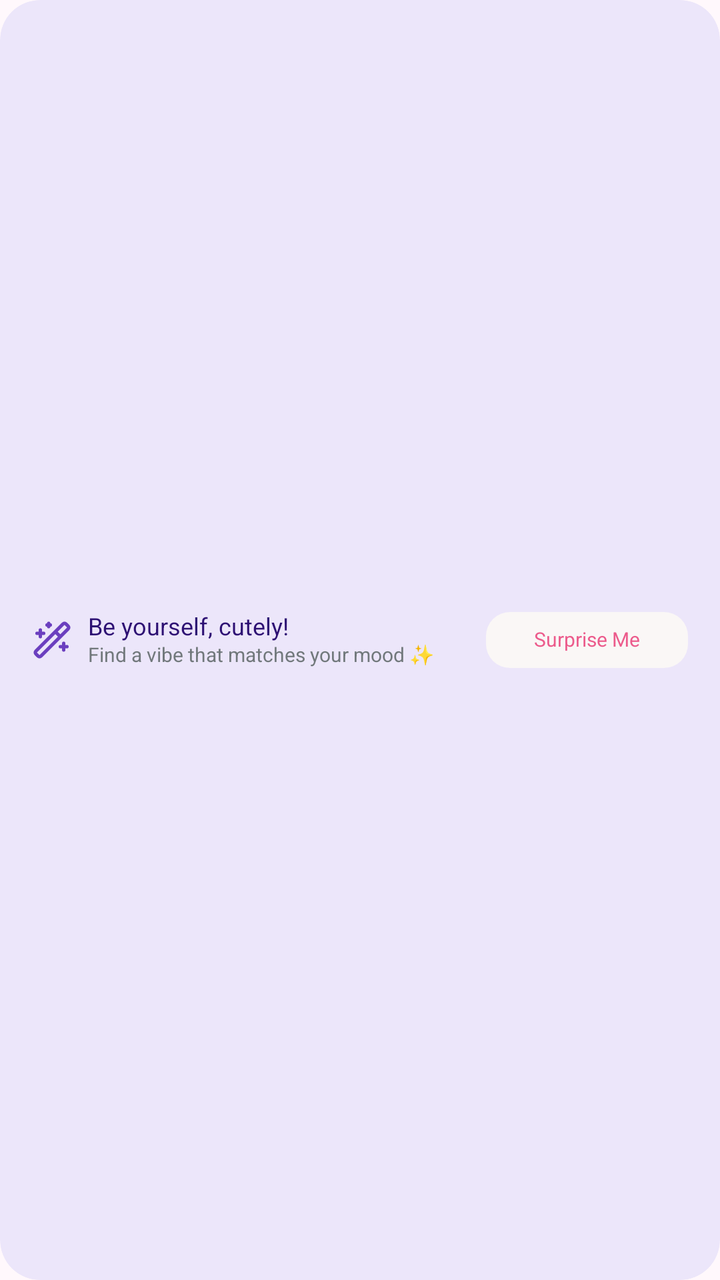
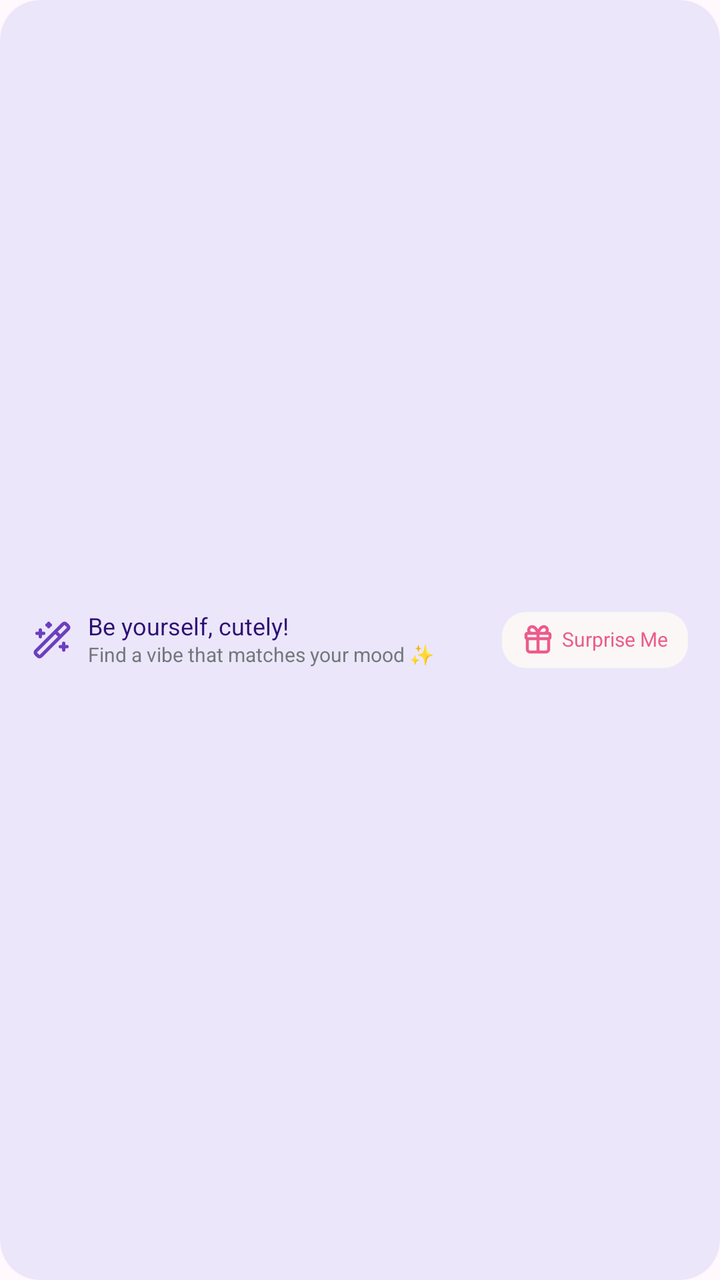

An Android layout rendered at two revisions. The XML below is the earlier revision; the diff shows what the commit changed to produce the second picture.
<!-- AndroidManifest.xml: application theme Theme.CuteWallpaper -->
<!-- res/layout/item_profile_banner.xml -->
<?xml version="1.0" encoding="utf-8"?>
<com.google.android.material.card.MaterialCardView xmlns:android="http://schemas.android.com/apk/res/android"
    xmlns:app="http://schemas.android.com/apk/res-auto"
    android:layout_width="match_parent"
    android:layout_height="51dp"
    app:cardBackgroundColor="@color/secondary_100"
    app:cardCornerRadius="20dp"
    app:cardElevation="0dp"
    app:strokeWidth="0dp">

    <LinearLayout
        android:layout_width="match_parent"
        android:layout_height="match_parent"
        android:gravity="center_vertical"
        android:orientation="horizontal"
        android:paddingHorizontal="16dp"
        android:paddingVertical="10dp">

        <ImageView
            android:layout_width="20dp"
            android:layout_height="20dp"
            android:importantForAccessibility="no"
            android:src="@drawable/ic_wand" />

        <LinearLayout
            android:layout_width="0dp"
            android:layout_height="wrap_content"
            android:layout_marginStart="8dp"
            android:layout_marginEnd="8dp"
            android:layout_weight="1"
            android:orientation="vertical">

            <TextView
                style="@style/Label12B"
                android:layout_width="match_parent"
                android:layout_height="wrap_content"
                android:text="@string/profile_banner_title"
                android:textColor="@color/secondary_800" />

            <TextView
                style="@style/Label10R"
                android:layout_width="match_parent"
                android:layout_height="wrap_content"
                android:layout_marginTop="1dp"
                android:text="@string/profile_banner_subtitle"
                android:textColor="@color/neutral_500" />
        </LinearLayout>

        <TextView
            android:id="@+id/surpriseButton"
            style="@style/Label10B"
            android:layout_width="101dp"
            android:layout_height="28dp"
            android:background="@drawable/profile_feed_surprise_button"
            android:drawablePadding="4dp"
            android:gravity="center"
            android:paddingHorizontal="10dp"
            android:text="@string/profile_surprise_me"
            android:textColor="@color/primary_500" />
    </LinearLayout>
</com.google.android.material.card.MaterialCardView>
<!-- resources referenced by this layout -->
<resources>
  <color name="neutral_500">#71787B</color>
  <color name="primary_500">#EC5B8C</color>
  <color name="secondary_100">#ECE6FA</color>
  <color name="secondary_800">#2D1073</color>
  <!-- drawable profile_feed_surprise_button (drawable) -->
  <shape xmlns:android="http://schemas.android.com/apk/res/android"><solid android:color="@color/tertiary_50" /><corners android:radius="12dp" /></shape>
  <string name="profile_banner_subtitle">Find a vibe that matches your mood ✨</string>
  <string name="profile_banner_title">Be yourself, cutely!</string>
  <string name="profile_surprise_me">Surprise Me</string>
  <style name="Label10B" parent="@style/TypographyBase">
          <item name="android:textSize">10sp</item>
          <item name="fontFamily">@font/poppins_bold</item>
      </style>
  <style name="Label10R" parent="@style/TypographyBase">
          <item name="android:textSize">10sp</item>
          <item name="fontFamily">@font/poppins_regular</item>
      </style>
  <style name="Label12B" parent="@style/TypographyBase">
          <item name="android:textSize">12sp</item>
          <item name="fontFamily">@font/poppins_bold</item>
      </style>
  <style name="Theme.CuteWallpaper" parent="Theme.MaterialComponents.DayNight.NoActionBar">
          <item name="colorPrimary">@color/primary</item>
          <item name="colorPrimaryVariant">@color/primary_dark</item>
          <item name="colorOnPrimary">@color/on_primary</item>
          <item name="colorSecondary">@color/primary</item>
          <item name="colorOnSecondary">@color/on_primary</item>
          <item name="android:windowBackground">@color/background</item>
      </style>
  <color name="tertiary_50">#FAF7F6</color>
  <style name="TypographyBase">
          <item name="fontFamily">@font/poppins_regular</item>
          <item name="android:includeFontPadding">false</item>
      </style>
  <color name="primary">#F72B85</color>
  <color name="primary_dark">#D81B70</color>
  <color name="on_primary">#FFFFFF</color>
  <color name="background">#FFF8FC</color>
  <!-- unchanged entries left out for length: 1 -->
</resources>

<!-- the commit's change to res/layout/item_profile_banner.xml (unified diff, before → after) -->
@@ -2,7 +2,7 @@
 <com.google.android.material.card.MaterialCardView xmlns:android="http://schemas.android.com/apk/res/android"
     xmlns:app="http://schemas.android.com/apk/res-auto"
     android:layout_width="match_parent"
-    android:layout_height="51dp"
+    android:layout_height="wrap_content"
     app:cardBackgroundColor="@color/secondary_100"
     app:cardCornerRadius="20dp"
     app:cardElevation="0dp"
@@ -49,11 +49,13 @@
         <TextView
             android:id="@+id/surpriseButton"
             style="@style/Label10B"
-            android:layout_width="101dp"
+            android:layout_width="wrap_content"
+            android:drawableStart="@drawable/ic_gift"
             android:layout_height="28dp"
             android:background="@drawable/profile_feed_surprise_button"
             android:drawablePadding="4dp"
             android:gravity="center"
+
             android:paddingHorizontal="10dp"
             android:text="@string/profile_surprise_me"
             android:textColor="@color/primary_500" />
<!-- resource entries referenced after the edit -->
@@ -4,8 +4,24 @@
   <color name="primary_500">#EC5B8C</color>
   <color name="secondary_100">#ECE6FA</color>
   <color name="secondary_800">#2D1073</color>
+  <!-- drawable ic_gift (drawable) -->
+  <vector xmlns:android="http://schemas.android.com/apk/res/android"
+      android:width="16dp"
+      android:height="16dp"
+      android:viewportWidth="16"
+      android:viewportHeight="16">
+    <path
+        android:pathData="M8,4.664L8,13.998M8,4.664C7.759,3.671 7.344,2.821 6.808,2.227C6.273,1.632 5.643,1.32 5,1.331C4.558,1.331 4.134,1.507 3.821,1.82C3.509,2.132 3.333,2.556 3.333,2.998C3.333,3.44 3.509,3.864 3.821,4.177C4.134,4.489 4.558,4.665 5,4.665M8,4.664C8.241,3.671 8.656,2.821 9.192,2.227C9.727,1.632 10.357,1.32 11,1.331C11.442,1.331 11.866,1.507 12.179,1.82C12.491,2.132 12.667,2.556 12.667,2.998C12.667,3.44 12.491,3.864 12.179,4.177C11.866,4.489 11.442,4.665 11,4.665M13.333,7.331L13.333,12.664C13.333,13.018 13.193,13.357 12.943,13.607C12.693,13.857 12.354,13.998 12,13.998L4,13.998C3.646,13.998 3.307,13.857 3.057,13.607C2.807,13.357 2.667,13.018 2.667,12.664L2.667,7.331M13.333,7.331C13.702,7.331 14,7.033 14,6.664L14,5.331C14,4.963 13.702,4.664 13.333,4.664L2.667,4.664C2.298,4.664 2,4.963 2,5.331L2,6.664C2,7.033 2.298,7.331 2.667,7.331M13.333,7.331L2.667,7.331"
+        android:strokeWidth="1.5"
+        android:fillColor="#00000000"
+        android:strokeColor="#EC5B8C"
+        android:strokeLineCap="round"/>
+  </vector>
   <!-- drawable profile_feed_surprise_button (drawable) -->
-  <shape xmlns:android="http://schemas.android.com/apk/res/android"><solid android:color="@color/tertiary_50" /><corners android:radius="12dp" /></shape>
+  <shape xmlns:android="http://schemas.android.com/apk/res/android">
+      <solid android:color="@color/tertiary_50" />
+      <corners android:radius="12dp" />
+  </shape>
   <string name="profile_banner_subtitle">Find a vibe that matches your mood ✨</string>
   <string name="profile_banner_title">Be yourself, cutely!</string>
   <string name="profile_surprise_me">Surprise Me</string>
